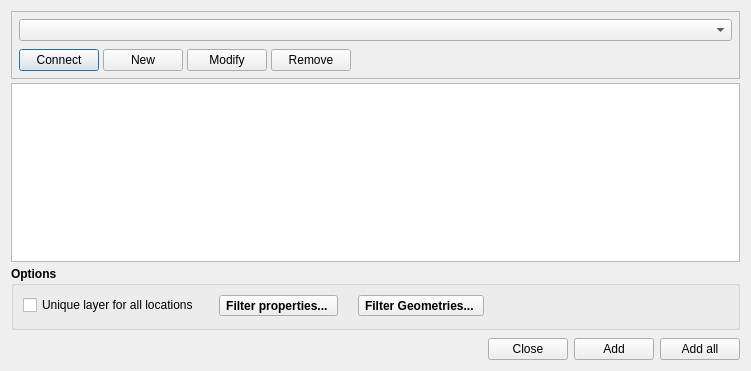
This is providers/ui/datasource_dialog.ui in AirBreak-UIA/SensorThingsAPI_QGIS-plugin as Qt 5 draws it before an edit. The edited form follows.
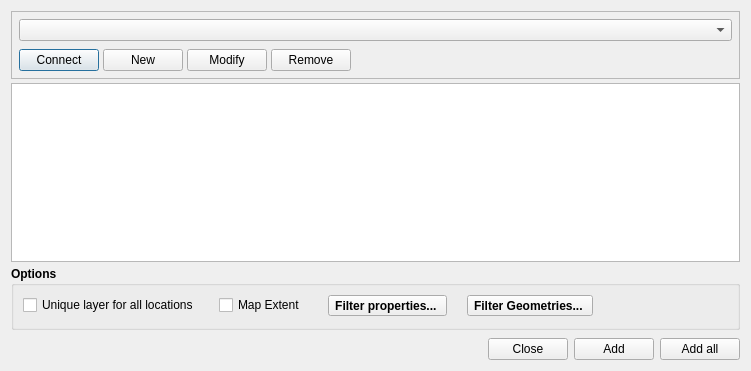
This is the edited form.

Commit message: Add option to import only Location on map extent.

```diff
--- a/providers/ui/datasource_dialog.ui
+++ b/providers/ui/datasource_dialog.ui
@@ -210,6 +210,19 @@
            </property>
           </widget>
          </item>
+         <item>
+          <widget class="QCheckBox" name="chkOnMapExtent">
+           <property name="font">
+            <font>
+             <weight>50</weight>
+             <bold>false</bold>
+            </font>
+           </property>
+           <property name="text">
+            <string>Map Extent </string>
+           </property>
+          </widget>
+         </item>
          <item>
           <widget class="QToolButton" name="btnFilterProperties">
            <property name="toolTip">
```
The commit also changes 3 other files.
